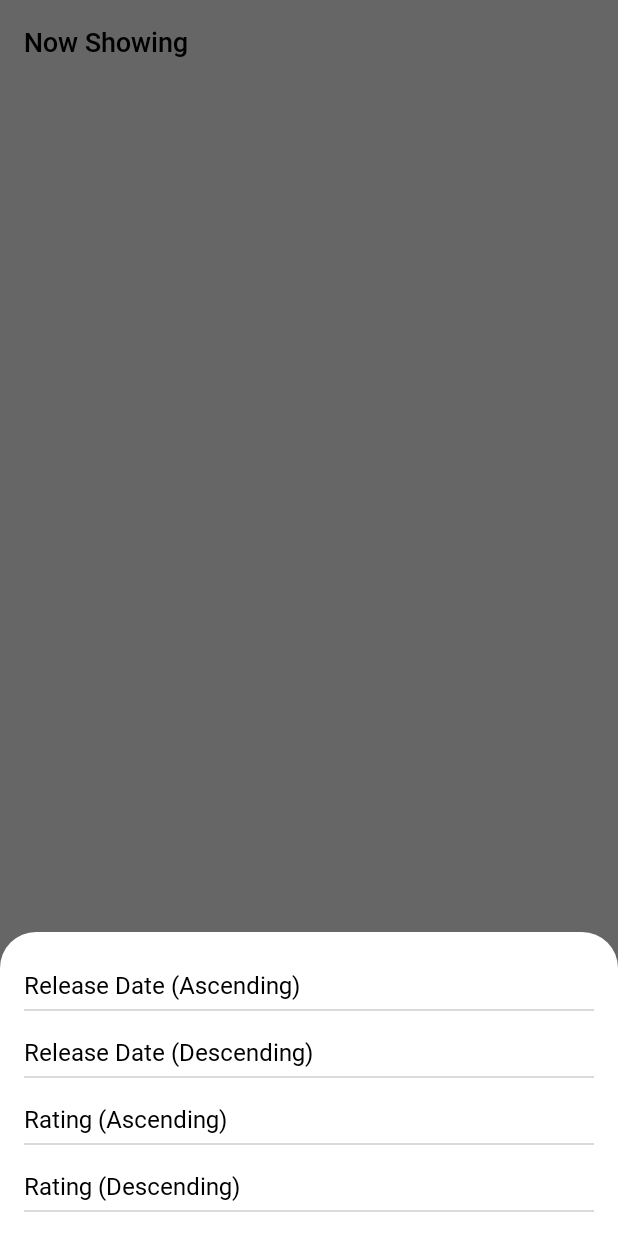
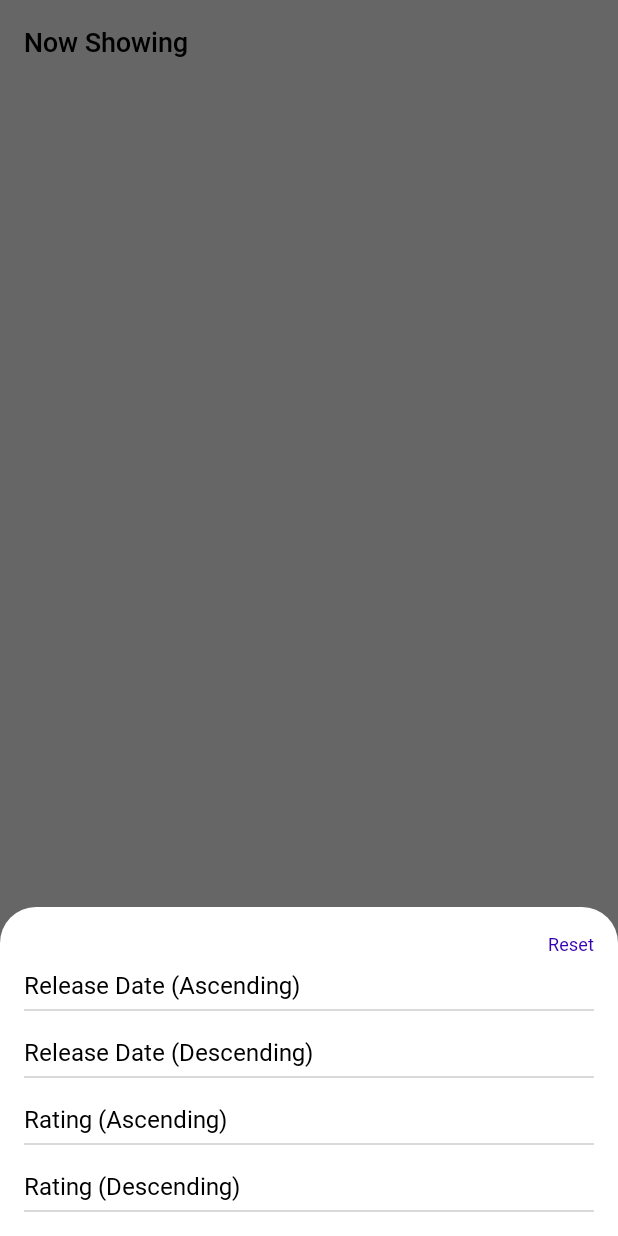
Before and after one commit to SaiRanadheer/movies, an Android app: the screen it shows after launch (MainActivity), after a tap on an icon or button, on a phone screen of 412 x 824 dp. Run offline under Robolectric (Android 15) with nearby library versions, the phone set to English and light mode, and no system bars; our stand-ins replace Room's generated code; pictures from the network do not load.

Commit message:
Added reset option for sorting

```diff
--- a/app/src/main/java/com/sairanadheer/bharatagriassignment/ui/MainFragment.java
+++ b/app/src/main/java/com/sairanadheer/bharatagriassignment/ui/MainFragment.java
@@ -4,7 +4,6 @@ import androidx.appcompat.widget.LinearLayoutCompat;
 import androidx.lifecycle.ViewModelProvider;
 
 import android.animation.ObjectAnimator;
-import android.app.AlertDialog;
 import android.app.Dialog;
 import android.graphics.Color;
 import android.graphics.drawable.ColorDrawable;
@@ -16,7 +15,6 @@ import androidx.fragment.app.Fragment;
 import androidx.recyclerview.widget.GridLayoutManager;
 import androidx.recyclerview.widget.RecyclerView;
 
-import android.util.Log;
 import android.view.Gravity;
 import android.view.LayoutInflater;
 import android.view.View;
@@ -37,11 +35,11 @@ import java.text.DateFormat;
 import java.text.SimpleDateFormat;
 import java.util.ArrayList;
 import java.util.Collections;
-import java.util.Comparator;
 import java.util.Date;
 import java.util.List;
 import java.util.Locale;
 import java.util.Objects;
+import java.util.concurrent.atomic.AtomicBoolean;
 
 public class MainFragment extends Fragment implements View.OnClickListener {
 
@@ -113,6 +111,8 @@ public class MainFragment extends Fragment implements View.OnClickListener {
             MaterialTextView descendingReleaseDate = sortOptionsDialog.findViewById(R.id.descending_release_date );
             MaterialTextView ratingDescending = sortOptionsDialog.findViewById(R.id.rating_descending);
             MaterialTextView ratingAscending = sortOptionsDialog.findViewById(R.id.rating_ascending);
+            MaterialTextView reset = sortOptionsDialog.findViewById(R.id.reset);
+            AtomicBoolean sortingFlag = new AtomicBoolean(false);
 
             descendingReleaseDate.setOnClickListener(v1 -> {
                 List<Movie> movies = new ArrayList<>(mMovies);
@@ -135,6 +135,7 @@ public class MainFragment extends Fragment implements View.OnClickListener {
                 });
                 mAdapter.setMovies(movies);
                 mNowShowingMovies.setAdapter(mAdapter);
+                sortingFlag.set(true);
                 sortOptionsDialog.dismiss();
             });
 
@@ -159,6 +160,7 @@ public class MainFragment extends Fragment implements View.OnClickListener {
                 });
                 mAdapter.setMovies(movies);
                 mNowShowingMovies.setAdapter(mAdapter);
+                sortingFlag.set(true);
                 sortOptionsDialog.dismiss();
             });
 
@@ -167,6 +169,7 @@ public class MainFragment extends Fragment implements View.OnClickListener {
                 Collections.sort(movies, (movie1, movie2) -> Double.compare(movie1.getVoteAverage(), movie2.getVoteAverage()));
                 mAdapter.setMovies(movies);
                 mNowShowingMovies.setAdapter(mAdapter);
+                sortingFlag.set(true);
                 sortOptionsDialog.dismiss();
             });
 
@@ -175,7 +178,16 @@ public class MainFragment extends Fragment implements View.OnClickListener {
                 Collections.sort(movies, (movie1, movie2) -> Double.compare(movie2.getVoteAverage(), movie1.getVoteAverage()));
                 mAdapter.setMovies(movies);
                 mNowShowingMovies.setAdapter(mAdapter);
+                sortingFlag.set(true);
                 sortOptionsDialog.dismiss();
+            });
+
+            reset.setOnClickListener(v5 -> {
+                if(sortingFlag.get()) {
+                    mAdapter.setMovies(mMovies);
+                    mNowShowingMovies.setAdapter(mAdapter);
+                    sortOptionsDialog.dismiss();
+                }
             });
 
             sortOptionsDialog.show();
--- a/app/src/main/res/layout/movie_card.xml
+++ b/app/src/main/res/layout/movie_card.xml
@@ -32,6 +32,8 @@
                 android:background="@android:color/black"
                 android:paddingStart="25dp"
                 android:paddingEnd="25dp"
+                android:fontFamily="@font/roboto_regular"
+                android:textSize="@dimen/dimen12sp"
                 android:text=""
                 android:textColor="@android:color/white" />
 
@@ -43,6 +45,8 @@
         android:id="@+id/movie_name"
         android:layout_width="match_parent"
         android:layout_height="wrap_content"
-        android:textColor="@android:color/black" />
+        android:textColor="@android:color/black"
+        android:fontFamily="@font/roboto_medium"
+        android:textSize="@dimen/dimen16sp"/>
 
 </androidx.appcompat.widget.LinearLayoutCompat>
--- a/app/src/main/res/layout/sorting_options_dialog.xml
+++ b/app/src/main/res/layout/sorting_options_dialog.xml
@@ -6,11 +6,22 @@
     android:background="@drawable/corner_background"
     android:orientation="vertical">
 
+    <com.google.android.material.textview.MaterialTextView
+        android:id="@+id/reset"
+        android:layout_width="match_parent"
+        android:layout_height="wrap_content"
+        android:layout_marginTop="@dimen/dimen16dp"
+        android:layout_marginEnd="@dimen/dimen16dp"
+        android:fontFamily="@font/roboto_regular"
+        android:gravity="end"
+        android:text="@string/reset"
+        android:textColor="@color/colorPrimaryDark"
+        android:textSize="@dimen/dimen12sp" />
+
     <androidx.appcompat.widget.LinearLayoutCompat
         android:layout_width="match_parent"
         android:layout_height="match_parent"
         android:layout_marginStart="@dimen/dimen16dp"
-        android:layout_marginTop="@dimen/dimen16dp"
         android:layout_marginEnd="@dimen/dimen16dp"
         android:layout_marginBottom="@dimen/dimen16dp"
         android:orientation="vertical">
@@ -67,8 +78,8 @@
             android:id="@+id/rating_descending"
             android:layout_width="match_parent"
             android:layout_height="wrap_content"
+            android:layout_marginTop="@dimen/dimen16dp"
             android:fontFamily="@font/roboto_regular"
-            android:layout_marginTop="@dimen/dimen16dp"
             android:text="Rating (Descending)"
             android:textColor="@android:color/black"
             android:textSize="@dimen/dimen16sp" />
--- a/app/src/main/res/values/dimens.xml
+++ b/app/src/main/res/values/dimens.xml
@@ -10,4 +10,5 @@
     <dimen name="dimen05dp">5dp</dimen>
     <dimen name="dimen01dp">1dp</dimen>
     <dimen name="dimen08dp">8dp</dimen>
+    <dimen name="dimen12sp">12sp</dimen>
 </resources>
--- a/app/src/main/res/values/strings.xml
+++ b/app/src/main/res/values/strings.xml
@@ -1,4 +1,5 @@
 <resources>
     <string name="app_name">BharatAgri Assignment</string>
     <string name="header_title">Now Showing</string>
+    <string name="reset">Reset</string>
 </resources>
```
